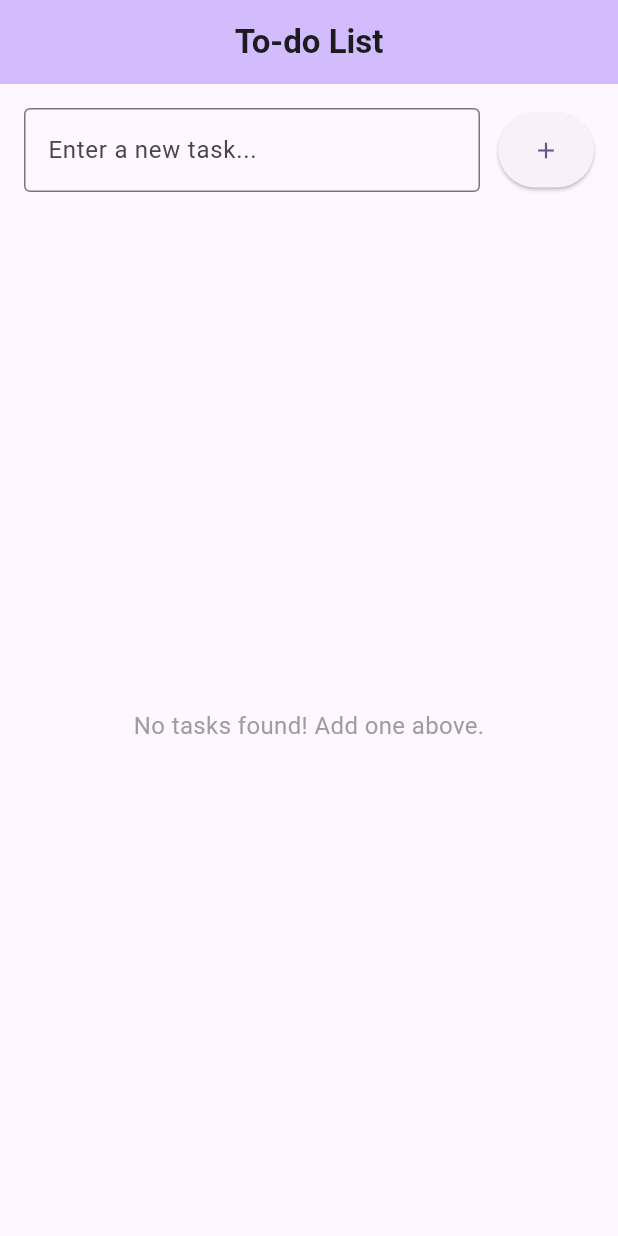
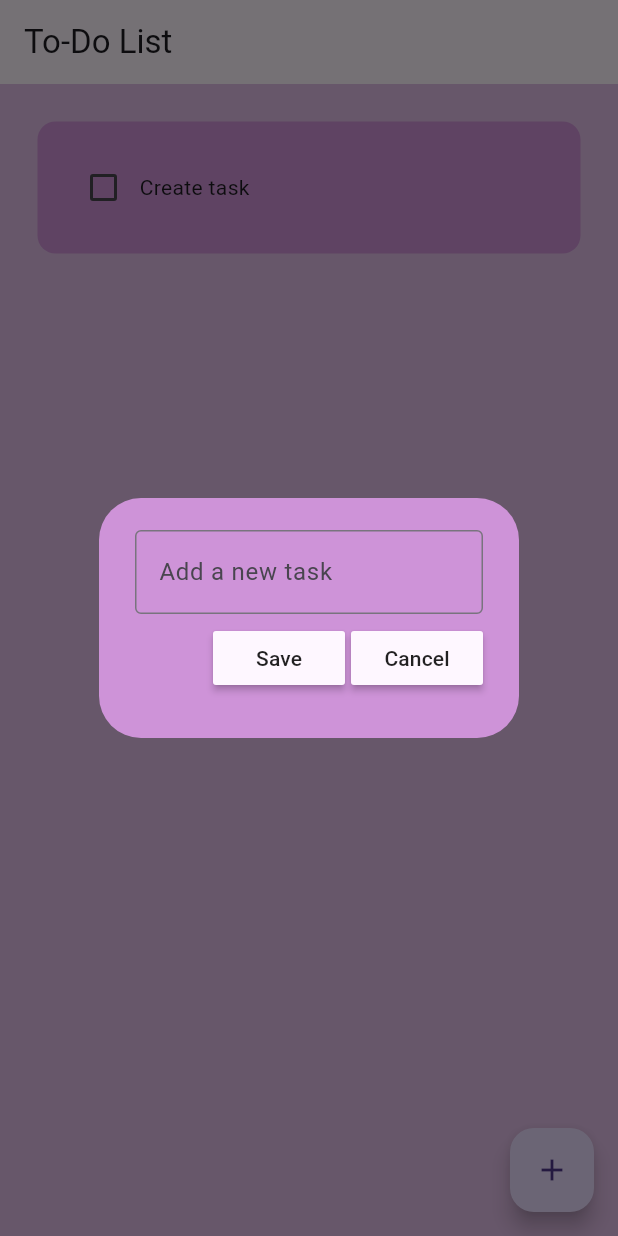
Before and after one commit to RnCurrent/Task-Life, a Flutter app: the screen it shows after launch, after a tap on the "add" icon, on a phone screen of 412 x 824 dp. Run offline on Flutter 3.47's test engine with Material 3 defaults, Android fonts, the phone set to English and light mode, and no system bars; drawn by our look-alikes of flutter_slidable; our stand-ins replace hive_ce, hive_ce_flutter; accounts and stored records are empty.

Commit message:
new todo app

```diff
--- /dev/null
+++ b/task_life/lib/database.dart
@@ -0,0 +1,26 @@
+import 'package:hive_ce/hive.dart';
+import 'package:hive_ce_flutter/adapters.dart';
+
+class ToDoDatabase {
+  List toDoList = [];
+
+  // reference box
+  final _mybox = Hive.box('mybox');
+
+  // run if first time ever opening app
+  void createInitialData() {
+    toDoList = [
+      ["Create task", false]
+    ];
+  }
+
+  // load data from db
+  void loadData() {
+    toDoList = _mybox.get("TODOLIST");
+  }
+
+  // Update db
+  void updateDatabase() {
+    _mybox.put("TODOLIST", toDoList);
+  }
+}
--- /dev/null
+++ b/task_life/lib/dialog_box.dart
@@ -0,0 +1,54 @@
+// ignore_for_file: sized_box_for_whitespace, must_be_immutable
+
+import 'package:flutter/material.dart';
+import 'package:task_life/my_button.dart';
+
+class DialogBox extends StatelessWidget {
+  final dynamic controller;
+  VoidCallback onSave;
+  VoidCallback onCancel;
+
+  DialogBox({
+    super.key,
+    required this.controller,
+    required this.onSave,
+    required this.onCancel,
+  });
+
+  @override
+  Widget build(BuildContext context) {
+    return AlertDialog(
+      backgroundColor: Colors.purple[200],
+      content: Container(
+        height: 120,
+        child: Column(
+          mainAxisAlignment: MainAxisAlignment.spaceEvenly,
+          children: [
+            // Get user input
+            TextField(
+              controller: controller,
+              decoration: InputDecoration(
+                border: OutlineInputBorder(),
+                hintText: "Add a new task",
+              ),
+            ),
+
+            // buttons -> save + cancel
+            Row(
+              mainAxisAlignment: MainAxisAlignment.end,
+              children: [
+                // Save
+                MyButton(text: "Save", onPressed: onSave),
+
+                const SizedBox(width: 4),
+
+                // Cancel
+                MyButton(text: "Cancel", onPressed: onCancel),
+              ],
+            )
+          ]
+        ),
+      ),
+    );
+  }
+}
--- /dev/null
+++ b/task_life/lib/home_page.dart
@@ -0,0 +1,102 @@
+import 'package:flutter/material.dart';
+import 'package:hive_ce/hive.dart';
+import 'package:hive_ce_flutter/adapters.dart';
+import 'package:task_life/database.dart';
+import 'package:task_life/dialog_box.dart';
+import 'package:task_life/todo_tile.dart';
+
+class HomePage extends StatefulWidget {
+  const HomePage({super.key});
+
+  @override
+  State<HomePage> createState() => _HomePageState();
+}
+
+class _HomePageState extends State<HomePage> {
+  // reference hive box
+  final _mybox = Hive.box('mybox');
+  ToDoDatabase db = ToDoDatabase();
+
+  @override
+  void initState() {
+    // if first time ever, create default data
+    if (_mybox.get("TODOLIST") == null) {
+      db.createInitialData();
+    } else {
+      // data already present
+      db.loadData();
+    }
+
+    super.initState();
+  }
+
+  // text controller
+  final _controller = TextEditingController();
+
+  // Checkbox was tapped/clicked
+  void checkBoxChanged(bool? value, int index) {
+    setState(() {
+      db.toDoList[index][1] = !db.toDoList[index][1];
+    });
+    db.updateDatabase();
+  }
+
+  // Save task
+  void saveNewTask() {
+    setState(() {
+      db.toDoList.add([_controller.text, false]);
+      _controller.clear();
+    });
+    Navigator.of(context).pop();
+    db.updateDatabase();
+  }
+
+  // Create a new task
+  void createNewTask() {
+    showDialog(
+      context: context,
+      builder: (context) {
+        return DialogBox(
+          controller: _controller,
+          onSave: saveNewTask,
+          onCancel: () => Navigator.of(context).pop(),
+        );
+      }
+    );
+  }
+
+  // Delete task
+  void deleteTask(int index) {
+    setState(() {
+      db.toDoList.removeAt(index);
+    });
+    db.updateDatabase();
+  }
+
+  @override
+  Widget build(BuildContext context) {
+    return Scaffold(
+      backgroundColor: Colors.purple[100],
+      appBar: AppBar(
+        title: Text('To-Do List'),
+        elevation: 0,
+      ),
+      floatingActionButton: FloatingActionButton(
+        onPressed: createNewTask,
+        child: Icon(Icons.add),
+      ),
+
+      body: ListView.builder(
+        itemCount: db.toDoList.length,
+        itemBuilder: (context, index) {
+          return ToDoTile(
+            taskName: db.toDoList[index][0],
+            taskCompleted: db.toDoList[index][1],
+            onChanged: (value) => checkBoxChanged(value, index),
+            deleteFunction: (context) => deleteTask(index),
+          );
+        },
+      ),
+    );
+  }
+}
--- a/task_life/lib/main.dart
+++ b/task_life/lib/main.dart
@@ -1,19 +1,14 @@
 import 'package:flutter/material.dart';
-import 'package:hive_ce_flutter/hive_ce_flutter.dart';
-import 'todo_item.dart';
+import 'package:hive_ce/hive.dart';
+import 'package:hive_ce_flutter/adapters.dart';
+import 'home_page.dart';
 
 void main() async {
-  // Ensure Flutter engine bindings are ready before initialization
-  WidgetsFlutterBinding.ensureInitialized();
-
-  // Initialize Hive storage and point it to the app's document directory
+  // init the hive
   await Hive.initFlutter();
 
-  // Register our newly generated adapter binary mapper
-  Hive.registerAdapter(TodoItemAdapter());
-
-  // Open the tasks storage container box
-  await Hive.openBox<TodoItem>('todoBox');
+  // open a box
+  var box = await Hive.openBox('mybox');
 
   runApp(const TodoApp());
 }
@@ -26,133 +21,8 @@
     return MaterialApp(
       title: 'To-do List',
       debugShowCheckedModeBanner: false,
-      theme: ThemeData(
-        colorScheme: ColorScheme.fromSeed(seedColor: Colors.deepPurple),
-        useMaterial3: true,
-      ),
-      home: const TodoListScreen(),
+      home: HomePage(),
+      theme: ThemeData(primarySwatch: Colors.purple),
     );
   }
 }
-
-class TodoListScreen extends StatefulWidget {
-  const TodoListScreen({super.key});
-
-  @override
-  State<TodoListScreen> createState() => _TodoListScreenState();
-}
-
-class _TodoListScreenState extends State<TodoListScreen> {
-  // Grab our pre-opened box directly
-  final Box<TodoItem> _todoBox = Hive.box<TodoItem>('todoBox');
-  final TextEditingController _textController = TextEditingController();
-
-  void _addTodoItem(String title) {
-    if (title.trim().isEmpty) return;
-
-    setState(() {
-      // Box.add() inserts the object and assigns a unique local index key automatically
-      _todoBox.add(TodoItem(title: title.trim()));
-    });
-    _textController.clear();
-  }
-
-  void _toggleTodoItem(int index) {
-    setState(() {
-      final item = _todoBox.getAt(index);
-      if (item != null) {
-        item.isDone = !item.isDone;
-        item.save(); // HiveObject extension method writes changes directly to database
-      }
-    });
-  }
-
-  void _deleteTodoItem(int index) {
-    setState(() {
-      _todoBox.deleteAt(index); // Drops record seamlessly from memory and disk layout
-    });
-  }
-
-  @override
-  void dispose() {
-    _textController.dispose();
-    super.dispose();
-  }
-
-  @override
-  Widget build(BuildContext context) {
-    return Scaffold(
-      appBar: AppBar(
-        title: const Text('To-do List', style: TextStyle(fontWeight: FontWeight.bold)),
-        backgroundColor: Theme.of(context).colorScheme.inversePrimary,
-        centerTitle: true,
-      ),
-      body: Column(
-        children: [
-          Padding(
-            padding: const EdgeInsets.all(16.0),
-            child: Row(
-              children: [
-                Expanded(
-                  child: TextField(
-                    controller: _textController,
-                    decoration: const InputDecoration(
-                      hintText: 'Enter a new task...',
-                      border: OutlineInputBorder(),
-                    ),
-                    onSubmitted: _addTodoItem,
-                  ),
-                ),
-                const SizedBox(width: 12),
-                ElevatedButton(
-                  onPressed: () => _addTodoItem(_textController.text),
-                  style: ElevatedButton.styleFrom(padding: const EdgeInsets.all(16)),
-                  child: const Icon(Icons.add),
-                ),
-              ],
-            ),
-          ),
-          Expanded(
-            child: _todoBox.isEmpty
-                ? const Center(
-                    child: Text(
-                      'No tasks found! Add one above.',
-                      style: TextStyle(color: Colors.grey, fontSize: 16),
-                    ),
-                  )
-                : ListView.builder(
-                    itemCount: _todoBox.length,
-                    itemBuilder: (context, index) {
-                      // Retrieve the live indexed item from memory map
-                      final item = _todoBox.getAt(index)!;
-                      return Card(
-                        margin: const EdgeInsets.symmetric(horizontal: 16, vertical: 6),
-                        child: ListTile(
-                          leading: Checkbox(
-                            value: item.isDone,
-                            onChanged: (_) => _toggleTodoItem(index),
-                          ),
-                          title: Text(
-                            item.title,
-                            style: TextStyle(
-                              fontSize: 16,
-                              decoration: item.isDone
-                                  ? TextDecoration.lineThrough
-                                  : TextDecoration.none,
-                              color: item.isDone ? Colors.grey : Colors.black87,
-                            ),
-                          ),
-                          trailing: IconButton(
-                            icon: const Icon(Icons.delete_outline, color: Colors.redAccent),
-                            onPressed: () => _deleteTodoItem(index),
-                          ),
-                        ),
-                      );
-                    },
-                  ),
-          ),
-        ],
-      ),
-    );
-  }
-}
--- /dev/null
+++ b/task_life/lib/my_button.dart
@@ -0,0 +1,22 @@
+// ignore_for_file: must_be_immutable
+
+import 'package:flutter/material.dart';
+
+class MyButton extends StatelessWidget {
+  final String text;
+  VoidCallback onPressed;
+  MyButton({
+    super.key,
+    required this.text,
+    required this.onPressed,
+  });
+
+  @override
+  Widget build(BuildContext context) {
+    return MaterialButton(
+      onPressed: onPressed,
+      color: Theme.of(context).cardColor,
+      child: Text(text),
+    );
+  }
+}
--- a/task_life/lib/todo_item.dart
+++ /dev/null
@@ -1,15 +0,0 @@
-import 'package:hive_ce/hive_ce.dart';
-
-// This declares that Hive will auto-generate a type adapter in a separate file
-part 'todo_item.g.dart';
-
-@HiveType(typeId: 0)
-class TodoItem extends HiveObject {
-  @HiveField(0)
-  String title;
-
-  @HiveField(1)
-  bool isDone;
-
-  TodoItem({required this.title, this.isDone = false});
-}
--- /dev/null
+++ b/task_life/lib/todo_tile.dart
@@ -0,0 +1,65 @@
+// ignore_for_file: must_be_immutable
+
+import 'package:flutter/material.dart';
+import 'package:flutter_slidable/flutter_slidable.dart';
+
+class ToDoTile extends StatelessWidget {
+  ToDoTile({
+    super.key,
+    required this.taskName,
+    required this.taskCompleted,
+    required this.onChanged,
+    required this.deleteFunction,
+  });
+
+  final String taskName;
+  final bool taskCompleted;
+  Function(bool?)? onChanged;
+  Function(BuildContext)? deleteFunction;
+
+  @override
+  Widget build(BuildContext context) {
+    return Padding(
+      padding: const EdgeInsets.only(left: 25.0, right: 25, top: 25),
+      child: Slidable(
+        endActionPane: ActionPane(
+          motion: StretchMotion(),
+          children: [
+            SlidableAction(
+              onPressed: deleteFunction,
+              icon: Icons.delete,
+              backgroundColor: Colors.red.shade300,
+              borderRadius: BorderRadius.circular(12),
+            )
+          ],
+        ),
+        child: Container(
+          padding: EdgeInsets.all(20),
+          decoration: BoxDecoration(
+            color: Colors.purple[200],
+            borderRadius: BorderRadius.circular(12)
+          ),
+          child: Row(
+            children: [
+              // Checkbox
+              Checkbox(
+                value: taskCompleted,
+                onChanged: onChanged
+              ),
+
+              // Task Name
+              Text(
+                taskName,
+                style: TextStyle(
+                  decoration: taskCompleted
+                    ? TextDecoration.lineThrough
+                    : TextDecoration.none
+                ),
+              ),
+            ]
+          )
+        ),
+      ),
+    );
+  }
+}
```
Also changed, not shown: task_life/pubspec.yaml (+11 -2 lines), task_life/lib/hive_registrar.g.dart (deleted), task_life/lib/todo_item.g.dart (deleted), task_life/pubspec.lock, 5 other files.
